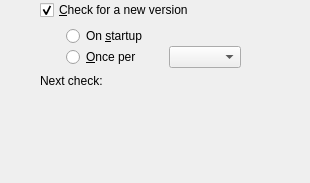
First picture: the form in vbox/src/VBox/Frontends/VirtualBox4/ui/VBoxGLSettingsUpdate.ui, repository jljuxgm/vboxgit, before the edit.
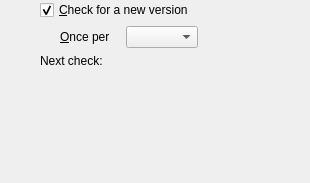
Second picture: the form after the edit.

The edit to the form file:
```diff
--- a/vbox/src/VBox/Frontends/VirtualBox4/ui/VBoxGLSettingsUpdate.ui
+++ b/vbox/src/VBox/Frontends/VirtualBox4/ui/VBoxGLSettingsUpdate.ui
@@ -60,12 +60,17 @@
      <property name="sizeHint" >
       <size>
        <width>40</width>
-       <height>20</height>
+       <height>10</height>
       </size>
      </property>
     </spacer>
    </item>
    <item row="1" column="1" >
+    <layout class="QHBoxLayout" >
+     <property name="spacing" >
+      <number>0</number>
+     </property>
+     <item>
     <spacer>
      <property name="orientation" >
       <enum>Qt::Horizontal</enum>
@@ -76,48 +81,21 @@
      <property name="sizeHint" >
       <size>
        <width>20</width>
-       <height>40</height>
+         <height>10</height>
       </size>
      </property>
     </spacer>
    </item>
-   <item row="1" column="2" >
-    <widget class="QWidget" native="1" name="mGbCheckContent" >
-     <layout class="QGridLayout" >
-      <property name="leftMargin" >
-       <number>0</number>
-      </property>
-      <property name="topMargin" >
-       <number>0</number>
-      </property>
-      <property name="rightMargin" >
-       <number>0</number>
-      </property>
-      <property name="bottomMargin" >
-       <number>0</number>
-      </property>
-      <property name="verticalSpacing" >
-       <number>0</number>
-      </property>
-      <item row="0" column="0" >
-       <widget class="QRadioButton" name="mRbAuto" >
-        <property name="text" >
-         <string>On &amp;startup</string>
-        </property>
-       </widget>
-      </item>
-      <item row="1" column="0" >
-       <widget class="QRadioButton" name="mRbOncePer" >
+     <item>
+      <widget class="QLabel" name="mLbOncePer" >
         <property name="text" >
          <string>&amp;Once per</string>
         </property>
-       </widget>
-      </item>
-      <item row="1" column="1" >
-       <layout class="QHBoxLayout" >
-        <property name="spacing" >
-         <number>0</number>
-        </property>
+       <property name="buddy" >
+        <cstring>mCbOncePer</cstring>
+       </property>
+      </widget>
+     </item>
         <item>
          <spacer>
           <property name="orientation" >
@@ -129,7 +107,7 @@
           <property name="sizeHint" >
            <size>
             <width>16</width>
-            <height>16</height>
+         <height>10</height>
            </size>
           </property>
          </spacer>
@@ -145,17 +123,14 @@
           <property name="sizeHint" >
            <size>
             <width>0</width>
-            <height>16</height>
+         <height>10</height>
            </size>
           </property>
          </spacer>
         </item>
        </layout>
       </item>
-     </layout>
-    </widget>
-   </item>
-   <item row="2" column="1" colspan="2" >
+   <item row="2" column="1" >
     <layout class="QHBoxLayout" >
      <property name="spacing" >
       <number>10</number>
@@ -185,15 +160,15 @@
      </item>
     </layout>
    </item>
-   <item row="3" column="2" >
+   <item row="3" column="1" >
     <spacer>
      <property name="orientation" >
       <enum>Qt::Vertical</enum>
      </property>
      <property name="sizeHint" >
       <size>
-       <width>20</width>
-       <height>40</height>
+       <width>10</width>
+       <height>0</height>
       </size>
      </property>
     </spacer>
```
Left out of the diff: 4 changed lines with no effect on the pictures. Lines whose indentation alone changed are shown as unchanged.
